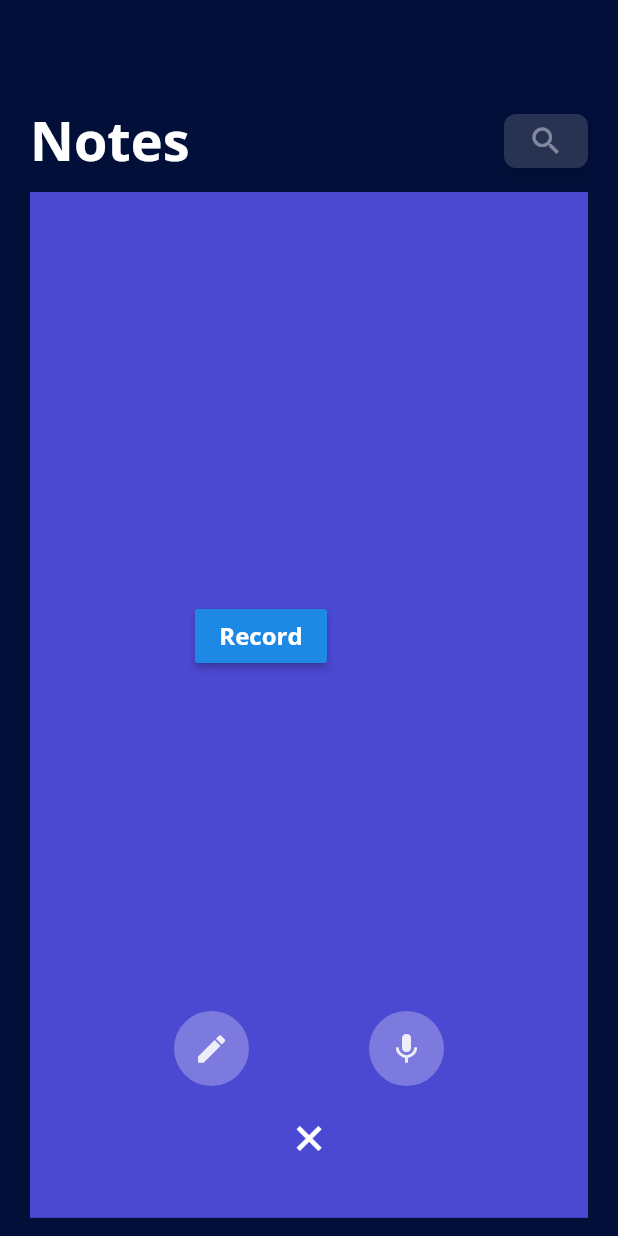
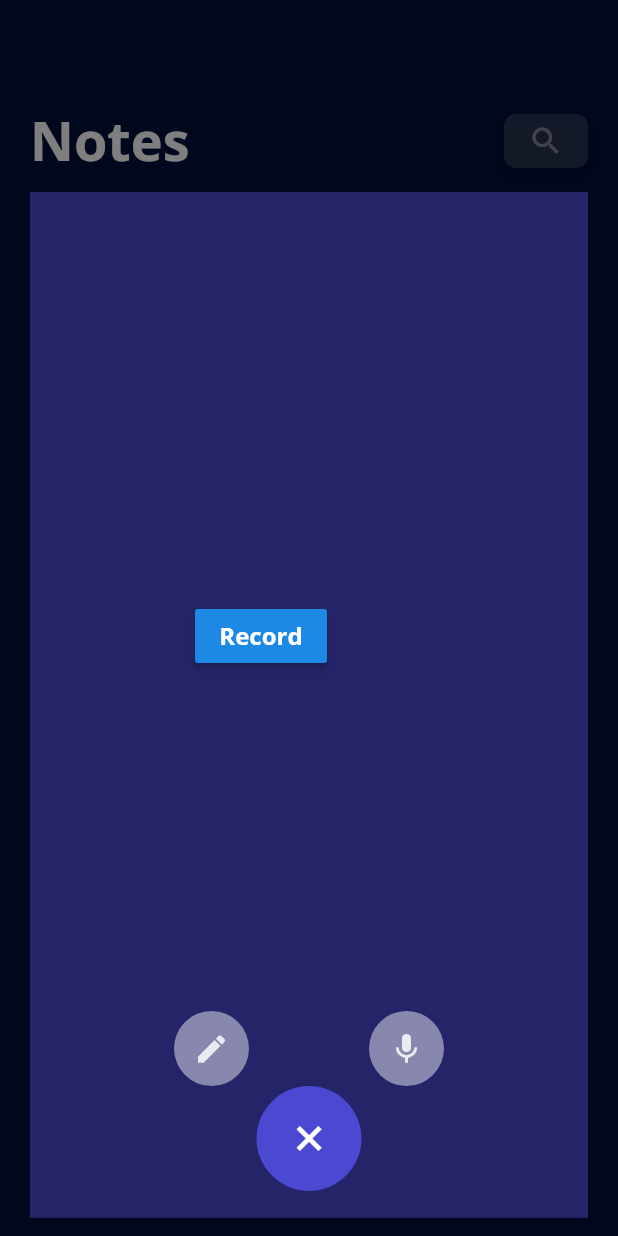
Before and after one commit to mispelledname/notes_app, a Flutter app: the screen it shows after launch, after a tap on the "add" icon, on a phone screen of 412 x 824 dp. Run offline on Flutter 3.47's test engine with Material 2 defaults, Android fonts, the phone set to English and light mode, and no system bars; our stand-ins replace cloud_firestore, get_it, google_fonts; accounts and stored records are empty.

Commit message:
added masking

```diff
--- a/lib/screen/home.dart
+++ b/lib/screen/home.dart
@@ -1,9 +1,11 @@
 import 'package:flutter/material.dart';
 import 'package:google_fonts/google_fonts.dart';
+import 'package:notesapp/util/constants.dart';
 import 'package:notesapp/widget/notes_display.dart';
 import 'package:notesapp/widget/search_button.dart';
 import 'package:notesapp/widget/add_button.dart';
 import 'package:notesapp/screen/new_recording.dart';
+import 'package:notesapp/screen/mask.dart';
 
 class HomeScreen extends StatefulWidget {
   @override
@@ -65,6 +67,13 @@ class _HomeScreenState extends State<HomeScreen> {
     );
   }
 
+  // build the mask
+  Widget _buildMask(BuildContext context) {
+    bool _displayMask = this._addingRecording || this._addingText;
+    double opacity = _displayMask? Constants.maskOpacity2 : 0;
+    return Mask(opacity: opacity);
+  }
+
   @override
   Widget build(BuildContext context) {
     return Scaffold(
@@ -80,6 +89,8 @@ class _HomeScreenState extends State<HomeScreen> {
               ],
             ),
           ),
+          // Mask
+          _buildMask(context),
           // Buttons to add notes/ recordings
           AddButton(
             addRecordingCallback: addRecording,
--- /dev/null
+++ b/lib/screen/mask.dart
@@ -0,0 +1,16 @@
+import 'package:flutter/material.dart';
+
+class Mask extends StatelessWidget {
+  final double opacity;
+
+  Mask({@required this.opacity});
+
+  @override
+  Widget build(BuildContext context) {
+    return Container(
+      width: MediaQuery.of(context).size.width,
+      height: MediaQuery.of(context).size.height,
+      color: Colors.black.withOpacity(opacity),
+    );
+  }
+}
--- a/lib/util/constants.dart
+++ b/lib/util/constants.dart
@@ -46,4 +46,8 @@ class Constants {
   static const double noteCardItemSpacing = 15;
   static const double maxContentLength = 150;
   static const String seeMoreContentPrompt = "...";
+
+  // masking
+  static const double maskOpacity1 = 0.5;
+  static const double maskOpacity2 = 0.1;
 }
--- a/lib/widget/add_button.dart
+++ b/lib/widget/add_button.dart
@@ -1,4 +1,5 @@
 import 'package:flutter/material.dart';
+import 'package:notesapp/screen/mask.dart';
 import 'package:notesapp/util/colour.dart';
 import 'package:notesapp/util/constants.dart';
 import 'package:notesapp/widget/small_round_button.dart';
@@ -34,7 +35,7 @@ class _AddButtonState extends State<AddButton> with SingleTickerProviderStateMix
     );
     _animation = CurvedAnimation(
       parent: _controller,
-      curve: Curves.easeIn,
+      curve: Curves.bounceIn,
       reverseCurve: Curves.easeOut
     );
     super.initState();
@@ -69,6 +70,12 @@ class _AddButtonState extends State<AddButton> with SingleTickerProviderStateMix
     );
   }
 
+  // build a mask if buttons are currently being edited
+  Widget _buildMask(BuildContext context) {
+    double opacity = _isButtonDisabled? 0 : Constants.maskOpacity1;
+    return Mask(opacity: opacity);
+  }
+
   @override
   Widget build(BuildContext context) {
 
@@ -77,6 +84,7 @@ class _AddButtonState extends State<AddButton> with SingleTickerProviderStateMix
     mainTopPosition = MediaQuery.of(context).size.height - Constants.roundButtonSize - Constants.buttonOptionVerticalOffset;
 
     return Stack(children: <Widget>[
+      _buildMask(context),
       // add text
       Positioned(
         child: SmallButton(iconData: Icons.create, onTap: widget.addTextCallback, isButtonDisabled: _isButtonDisabled),
--- a/lib/widget/notes_display.dart
+++ b/lib/widget/notes_display.dart
@@ -46,7 +46,6 @@ class _NotesDisplayState extends State<NotesDisplay> {
     }
 
     return Container(
-      padding: EdgeInsets.all(0),
       // Making a StreamBuilder to listen to changes in real time
       child: StreamBuilder<QuerySnapshot>(
         stream: productProvider.fetchProductsAsStream(),
@@ -65,6 +64,7 @@ class _NotesDisplayState extends State<NotesDisplay> {
                 height: MediaQuery.of(context).size.height * Constants.notesDisplayContainerHeight,
                 color: AppColor.accentColor1,
                 child: new ListView.builder(
+                  padding: EdgeInsets.all(0),
                   shrinkWrap: true,
                   controller: _controller,
                   itemCount: notes.length,
--- a/lib/widget/small_round_button.dart
+++ b/lib/widget/small_round_button.dart
@@ -23,7 +23,7 @@ class _SmallButtonState extends State<SmallButton> {
       child: Opacity(
         opacity: widget.isButtonDisabled ? 0 : 0.9,
         child: Material(
-          color: Colors.white.withOpacity(0.3),
+          color: Colors.white.withOpacity(0.5),
           child: InkWell(
             splashColor: Colors.white.withOpacity(0.3),
             child: SizedBox(
--- a/pubspec.yaml
+++ b/pubspec.yaml
@@ -27,6 +27,7 @@ dependencies:
   cloud_firestore: ^0.13.6
   get_it: ^4.0.2
   provider: ^4.1.3
+  speech_recognition: "^0.3.0"
 
   # The following adds the Cupertino Icons font to your application.
   # Use with the CupertinoIcons class for iOS style icons.
```
Also changed, not shown: pubspec.lock.
